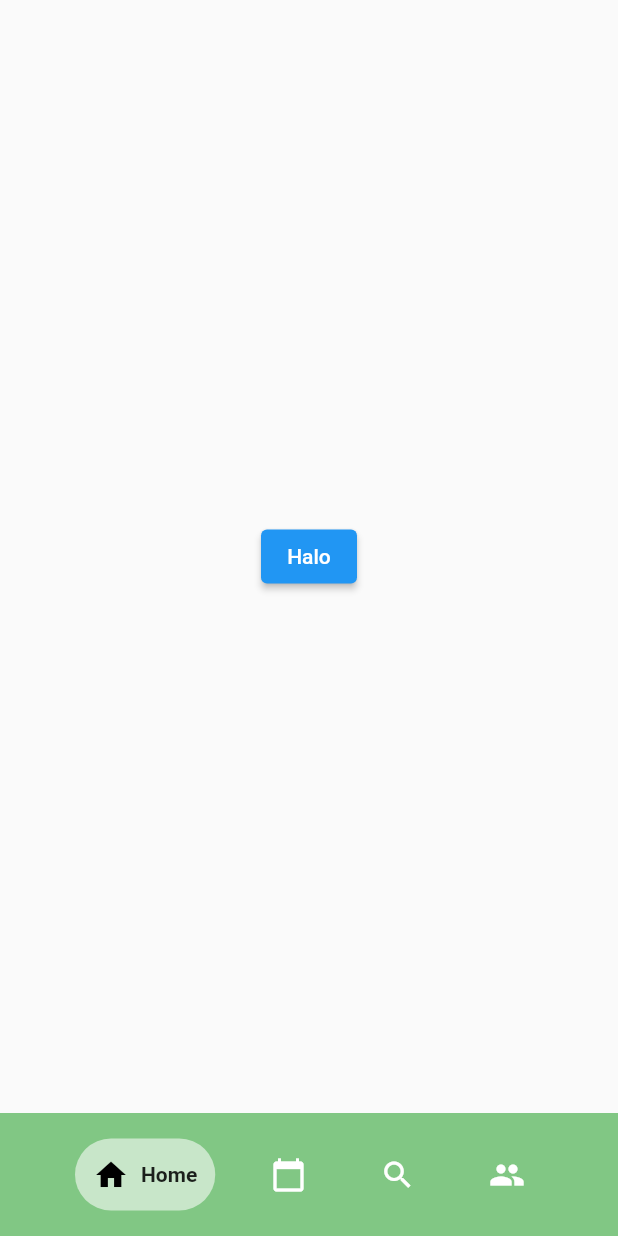
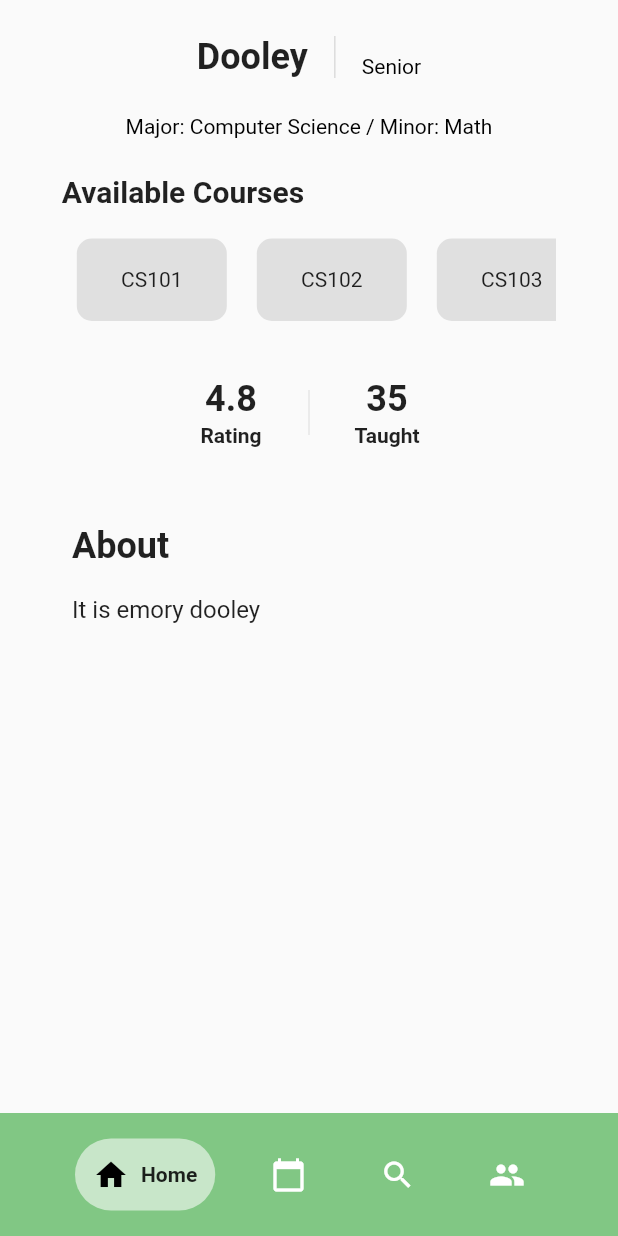
Before and after one commit to tonychengu/project_tutorial, a Flutter app: the screen it shows after launch, on a phone screen of 412 x 824 dp. Run offline on Flutter 3.47's test engine with Material 2 defaults, Android fonts, the phone set to English and light mode, and no system bars; drawn by our look-alikes of google_nav_bar; our stand-ins replace firebase_auth, firebase_core, image_picker, shared_preferences; accounts and stored records are empty.

Commit message:
Home Page Files
Tentatively fixed issue with Profile page not working

```diff
--- a/lib/page/home_page.dart
+++ b/lib/page/home_page.dart
@@ -1,11 +1,120 @@
 import 'package:flutter/material.dart';
+// model import
+import 'package:project_tutorial/model/user.dart';
+// util import
+import 'package:project_tutorial/util/user_info.dart';
+// widget import
+import 'package:project_tutorial/widget/profile_widget.dart';
+import 'package:project_tutorial/widget/numbers_widget.dart';
 
-class HomePage extends StatelessWidget {
+class HomePage extends StatefulWidget {
   const HomePage({super.key});
 
   @override
+  State<HomePage> createState() => _HomePageState();
+}
+
+class _HomePageState extends State<HomePage> {
+  @override
   Widget build(BuildContext context) {
-    // means in the center
-    return Center(child: ElevatedButton(onPressed: () {}, child: Text("Halo")));
+    final user = UserInfo.getUser();
+    final courses = user.getAvlCourses();
+    return Scaffold(
+      body: ListView(
+        physics: BouncingScrollPhysics(),
+        children: [
+          const SizedBox(height: 24),
+          buildName(context, user, courses),
+          const SizedBox(height: 24),
+          NumbersWidget(),
+          const SizedBox(height: 48),
+          buildAbout(user),
+        ],
+      ),
+    );
   }
 }
+
+Widget buildName(BuildContext context, User user, List<String> courses) =>
+    Column(
+      children: [
+        IntrinsicHeight(
+          // Row of  Name | Year
+          child: Row(
+            mainAxisAlignment: MainAxisAlignment.center,
+            crossAxisAlignment: CrossAxisAlignment.end,
+            children: [
+              Text(
+                user.name,
+                style: TextStyle(fontWeight: FontWeight.bold, fontSize: 24),
+              ),
+              const VerticalDivider(width: 36, thickness: 1),
+              Text(
+                user.year,
+                style: TextStyle(color: Colors.black),
+              ),
+            ],
+          ),
+        ),
+        const SizedBox(height: 24),
+        // Row of Major | Minor
+        Text(
+          user.minor == null
+              ? 'Major: ${user.major}'
+              : 'Major: ${user.major} / Minor: ${user.minor}',
+          style: TextStyle(color: Colors.black),
+        ),
+        const SizedBox(height: 24),
+        // Row of Available Courses
+        Container(
+          alignment: Alignment.centerLeft,
+          width: MediaQuery.of(context).size.width * 0.8,
+          child: Text(
+            "Available Courses",
+            style: TextStyle(fontWeight: FontWeight.bold, fontSize: 20),
+            textAlign: TextAlign.center,
+          ),
+        ),
+        const SizedBox(height: 10),
+        SizedBox(
+          height: 75,
+          width: MediaQuery.of(context).size.width * 0.8,
+          child: ListView.builder(
+              scrollDirection: Axis.horizontal,
+              itemCount: courses.length,
+              itemBuilder: (context, index) {
+                return Container(
+                  width: 100,
+                  height: 75,
+                  margin: EdgeInsets.all(10),
+                  decoration: BoxDecoration(
+                    color: Colors.grey[300],
+                    borderRadius: BorderRadius.circular(10),
+                  ),
+                  child: Center(
+                    child: Text(courses[index]),
+                  ),
+                );
+              }),
+        )
+      ],
+    );
+
+Widget buildAbout(User user) => Container(
+      padding: EdgeInsets.symmetric(horizontal: 48),
+      child: Column(
+        crossAxisAlignment: CrossAxisAlignment.start,
+        children: [
+          Text(
+            'About',
+            style: TextStyle(fontSize: 24, fontWeight: FontWeight.bold),
+          ),
+          const SizedBox(height: 16),
+          Text(
+            user.about ??
+                "This user has not written anything about themselves yet.",
+            style: TextStyle(fontSize: 16, height: 1.4),
+          ),
+        ],
+      ),
+    );
--- a/lib/util/user_info.dart
+++ b/lib/util/user_info.dart
@@ -5,7 +5,7 @@ import 'package:project_tutorial/model/user.dart';
 import 'package:shared_preferences/shared_preferences.dart';
 
 class UserInfo {
-  static late SharedPreferences prefs;
+  //static SharedPreferences prefs;
   static User myUser = User(
     id: '1',
     name: 'Dooley',
@@ -19,21 +19,20 @@ class UserInfo {
   );
 
   static Future init() async => {
-        prefs = await SharedPreferences.getInstance(),
+        //prefs = await SharedPreferences.getInstance(),
         //myUser = User.fromJson(prefs.getString('user') ?? ''),
       };
   static Future saveUser(User user) async {
     final json = jsonEncode(user.toJson());
     //prefs.setString('user', myUser.toJson()),
-    await prefs.setString('Local', json);
+    //await prefs.setString('Local', json);
   }
 
   static User getUser() {
-    final json = prefs.getString('Local');
-    if (json != null) {
-      return User.fromJson(jsonDecode(json));
-    } else {
-      return myUser;
-    }
+    //final json = prefs.getString('Local');
+    //if (json != null) {
+    //  return User.fromJson(jsonDecode(json));
+    //} else {
+    return myUser;
   }
 }
```
Also changed, not shown: 1 other file.
